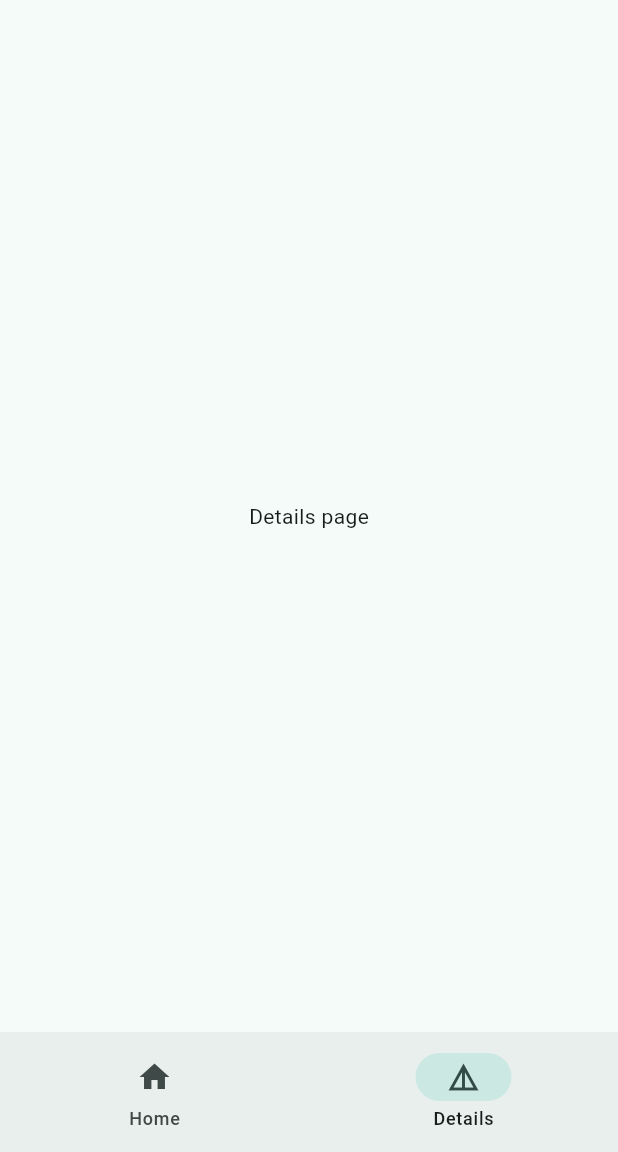
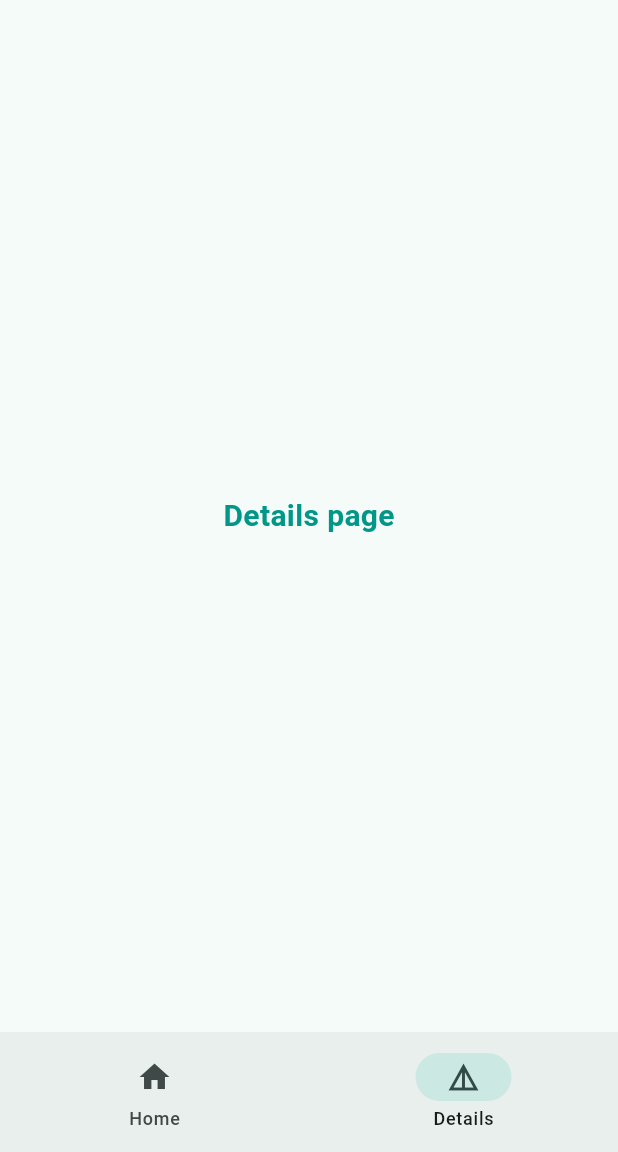
Before and after one commit to bilelbzeouich/flutter_eschool, a Flutter app: the screen it shows after launch, item 2 of the bottom bar chosen, after a tap on the "light mode" icon, on a phone screen of 412 x 824 dp, the part 84-1236 px from its top. Run offline on Flutter 3.47's test engine with Material 3 defaults, Android fonts, the phone set to English and light mode, and no system bars.

Commit message:
Refactor brightness management in main.dart to use ValueListenableBuilder for theme updates. Update notifiers to use boolean for dark mode and enhance text styling in DetailsPage and HomePage.

```diff
--- a/lib/main.dart
+++ b/lib/main.dart
@@ -15,32 +15,21 @@ class MyApp extends StatefulWidget {
 
 class _MyAppState extends State<MyApp> {
   @override
-  void initState() {
-    super.initState();
-    brightnessNotifier.addListener(_onBrightnessChanged);
-  }
-
-  @override
-  void dispose() {
-    brightnessNotifier.removeListener(_onBrightnessChanged);
-    super.dispose();
-  }
-
-  void _onBrightnessChanged() {
-    setState(() {});
-  }
-
-  @override
   Widget build(BuildContext context) {
+    return ValueListenableBuilder<bool>(
+      valueListenable: brightnessNotifier,
+      builder: (context, isDarkMode, child) {
         return MaterialApp(
           debugShowCheckedModeBanner: false,
           theme: ThemeData(
             colorScheme: ColorScheme.fromSeed(
               seedColor: Colors.teal,
-          brightness: brightnessNotifier.value,
-        ), // ColorScheme.fromSeed
-      ), // ThemeData
+              brightness: isDarkMode ? Brightness.dark : Brightness.light,
+            ),
+          ),
           home: WidgetTree(),
-    ); // MaterialApp
+        );
+      },
+    );
   }
 }
--- a/lib/view/data/notifiers.dart
+++ b/lib/view/data/notifiers.dart
@@ -2,4 +2,6 @@ import 'package:flutter/material.dart';
 
 final selectedIndexNotifier = ValueNotifier<int>(0);
 
-final brightnessNotifier = ValueNotifier<Brightness>(Brightness.dark);
+final brightnessNotifier = ValueNotifier<bool>(
+  true,
+); // true = dark mode, false = light mode
--- a/lib/view/pages/details_page.dart
+++ b/lib/view/pages/details_page.dart
@@ -5,6 +5,15 @@ class DetailsPage extends StatelessWidget {
 
   @override
   Widget build(BuildContext context) {
-    return Center(child: Text("Details page"));
+    return Center(
+      child: Text(
+        "Details page",
+        style: TextStyle(
+          fontSize: 20,
+          fontWeight: FontWeight.bold,
+          color: Colors.teal,
+        ),
+      ),
+    );
   }
 }
--- a/lib/view/pages/home_page.dart
+++ b/lib/view/pages/home_page.dart
@@ -5,6 +5,15 @@ class HomePage extends StatelessWidget {
 
   @override
   Widget build(BuildContext context) {
-    return Center(child: Text("Home page"));
+    return Center(
+      child: Text(
+        "Home page",
+        style: TextStyle(
+          fontSize: 20,
+          fontWeight: FontWeight.bold,
+          color: Colors.pinkAccent,
+        ),
+      ),
+    );
   }
 }
--- a/lib/view/widgets/widget_tree.dart
+++ b/lib/view/widgets/widget_tree.dart
@@ -17,22 +17,16 @@ class WidgetTree extends StatelessWidget {
         centerTitle: true,
         backgroundColor: Colors.pinkAccent,
         actions: [
-          ValueListenableBuilder(
-            valueListenable: brightnessNotifier,
-            builder: (context, brightness, child) {
-              return IconButton(
-                icon: Icon(
-                  brightness == Brightness.dark
-                      ? Icons.light_mode
-                      : Icons.dark_mode,
-                ),
-                onPressed: () {
-                  brightnessNotifier.value = brightness == Brightness.dark
-                      ? Brightness.light
-                      : Brightness.dark;
-                },
-              );
+          IconButton(
+            onPressed: () {
+              brightnessNotifier.value = !brightnessNotifier.value;
             },
+            icon: ValueListenableBuilder(
+              valueListenable: brightnessNotifier,
+              builder: (context, isDarkMode, child) {
+                return Icon(isDarkMode ? Icons.light_mode : Icons.dark_mode);
+              },
+            ),
           ),
         ],
       ),
```
Lines whose indentation alone changed are shown as unchanged.
